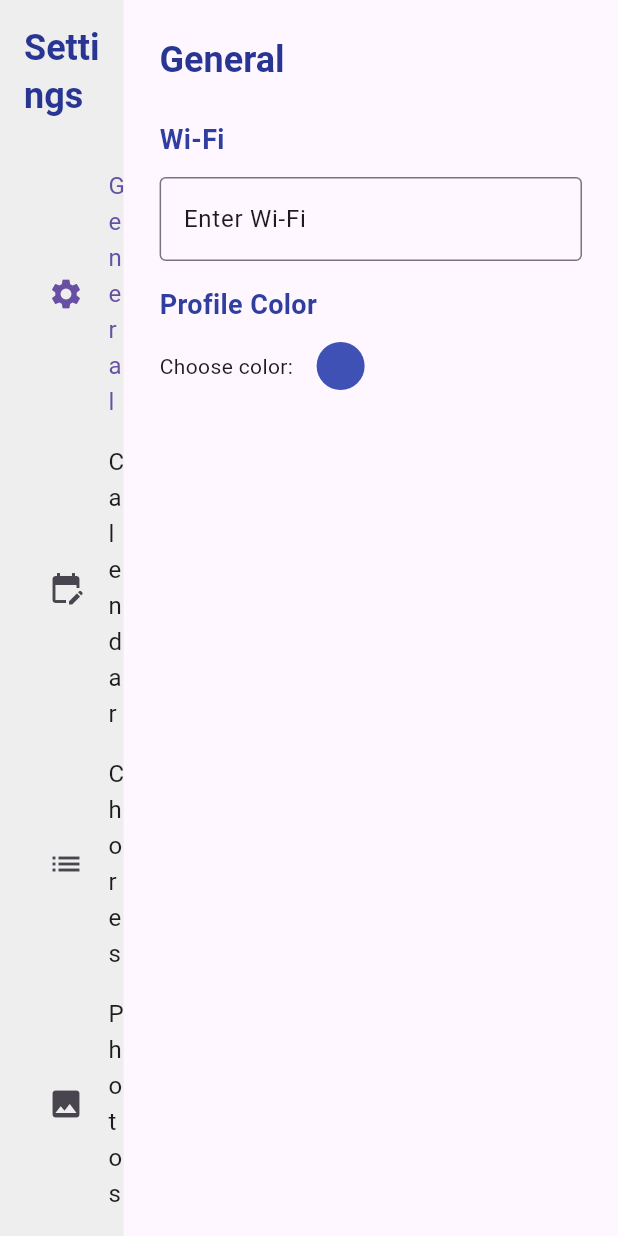
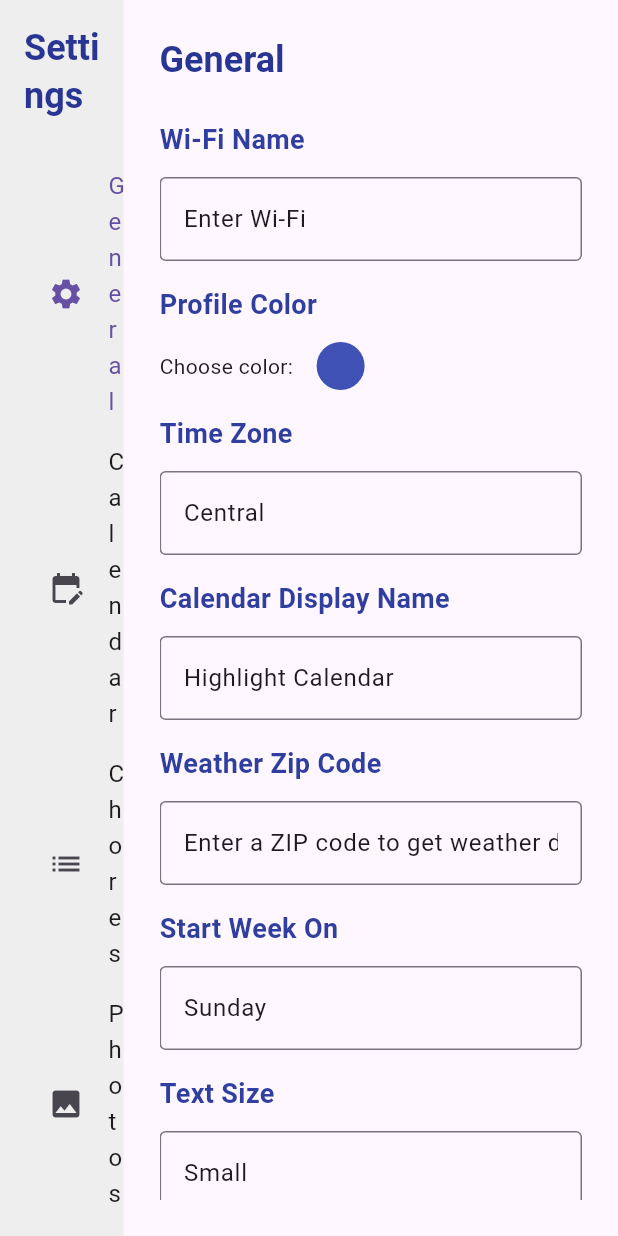
Before and after one commit to Tagwind/FlutterCalendar, a Flutter app: the SettingsScreen screen opened directly, on a phone screen of 412 x 824 dp. Run offline on Flutter 3.47's test engine with Material 3 defaults, Android fonts, the phone set to English and light mode, and no system bars; our stand-ins replace table_calendar.

Commit message:
saving location

```diff
--- a/skylight_calendar/lib/screens/settings_screen.dart
+++ b/skylight_calendar/lib/screens/settings_screen.dart
@@ -14,16 +14,16 @@ class _SettingsScreenState extends State<SettingsScreen> {
   String calendarDisplayName = "Highlight Calendar";
   String zipCode = "Enter a ZIP code to get weather data";
   String startWeekOn = "Sunday";
-  String textSize = "Sunday";
-  String displayDensity = "Sunday";
-  String autoBrightness = "Sunday";
-  String brightness = "Sunday";
-  String volumeLevel = "Sunday";
+  String textSize = "Small";
+  String displayDensity = "Compact";
+  bool autoBrightness = true;
+  String brightness = "100%";
+  String volumeLevel = "100%";
   bool keyBoardClicks = true;
-  String deviceName = "Sunday";
-  String connectedServer = "Sunday";
-  String softWareVer = "Sunday";
-  String macAddress = "Sunday";
+  String deviceName = "Test Name";
+  String connectedServer = "Test Server";
+  String softWareVer = "Version 0.1.0";
+  String macAddress = "Test Mac Address";
   Color profileColor = Colors.indigo;
   bool isDarkMode = false;
   bool use24Hour = false;
@@ -140,7 +140,7 @@ class _SettingsScreenState extends State<SettingsScreen> {
         return Column(
           crossAxisAlignment: CrossAxisAlignment.start,
           children: [
-            _sectionTitle('Wi-Fi'),
+            _sectionTitle('Wi-Fi Name'),
             TextField(
               decoration: const InputDecoration(border: OutlineInputBorder()),
               controller: TextEditingController(text: wiFiName),
@@ -162,6 +162,62 @@ class _SettingsScreenState extends State<SettingsScreen> {
                   ),
                 ),
               ],
+            ),
+            const SizedBox(height: 16),
+            _sectionTitle('Time Zone'),
+            TextField(
+              decoration: const InputDecoration(border: OutlineInputBorder()),
+              controller: TextEditingController(text: timeZone),
+              onChanged: (val) => setState(() => timeZone = val),
+            ),
+            const SizedBox(height: 16),
+            _sectionTitle('Calendar Display Name'),
+            TextField(
+              decoration: const InputDecoration(border: OutlineInputBorder()),
+              controller: TextEditingController(text: calendarDisplayName),
+              onChanged: (val) => setState(() => calendarDisplayName = val),
+            ),
+            const SizedBox(height: 16),
+            _sectionTitle('Weather Zip Code'),
+            TextField(
+              decoration: const InputDecoration(border: OutlineInputBorder()),
+              controller: TextEditingController(text: zipCode),
+              onChanged: (val) => setState(() => zipCode = val),
+            ),
+            const SizedBox(height: 16),
+            _sectionTitle('Start Week On'),
+            TextField(
+              decoration: const InputDecoration(border: OutlineInputBorder()),
+              controller: TextEditingController(text: startWeekOn),
+              onChanged: (val) => setState(() => startWeekOn = val),
+            ),
+            const SizedBox(height: 16),
+            _sectionTitle('Text Size'),
+            TextField(
+              decoration: const InputDecoration(border: OutlineInputBorder()),
+              controller: TextEditingController(text: textSize),
+              onChanged: (val) => setState(() => textSize = val),
+            ),
+            const SizedBox(height: 16),
+            _sectionTitle('Display Density'),
+            TextField(
+              decoration: const InputDecoration(border: OutlineInputBorder()),
+              controller: TextEditingController(text: displayDensity),
+              onChanged: (val) => setState(() => displayDensity = val),
+            ),
+            const SizedBox(height: 16),
+            _sectionTitle('Display Brightness'),
+            SwitchListTile(
+              value: autoBrightness,
+              onChanged: (val) => setState(() => autoBrightness = val),
+              title: const Text('Auto Brightness'),
+            ),
+            const SizedBox(height: 16),
+            _sectionTitle('Calendar Display Name'),
+            TextField(
+              decoration: const InputDecoration(border: OutlineInputBorder()),
+              controller: TextEditingController(text: calendarDisplayName),
+              onChanged: (val) => setState(() => calendarDisplayName = val),
             ),
           ],
         );
```
Also changed, not shown: skylight_calendar/lib/data/dummy_events.dart (+9 -0 lines), skylight_calendar/lib/widgets/calendar_widget.dart (+29 -11 lines).
